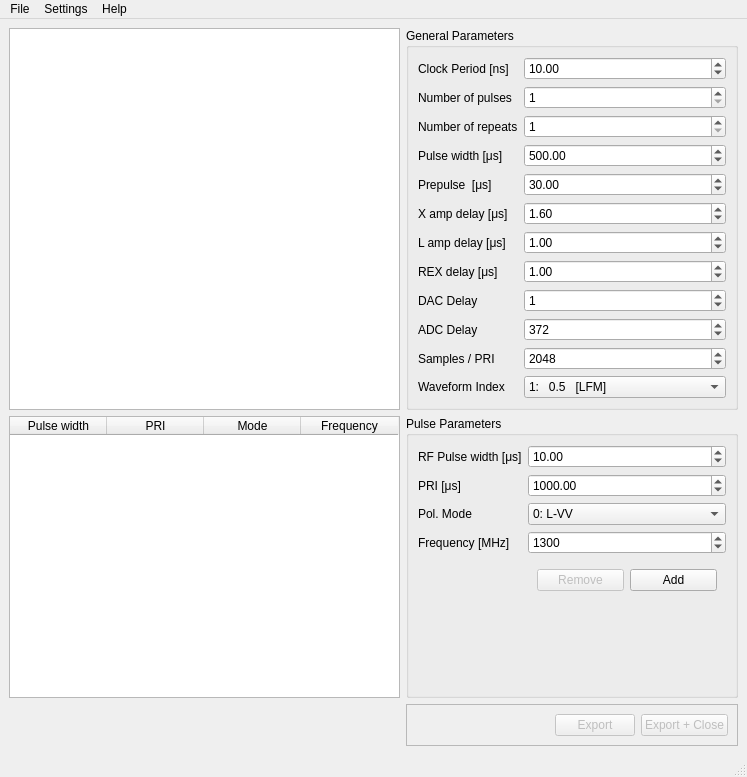
Before: the Qt Designer form creator_gui.ui in nextrad/tcu_software, drawn with Qt 5.
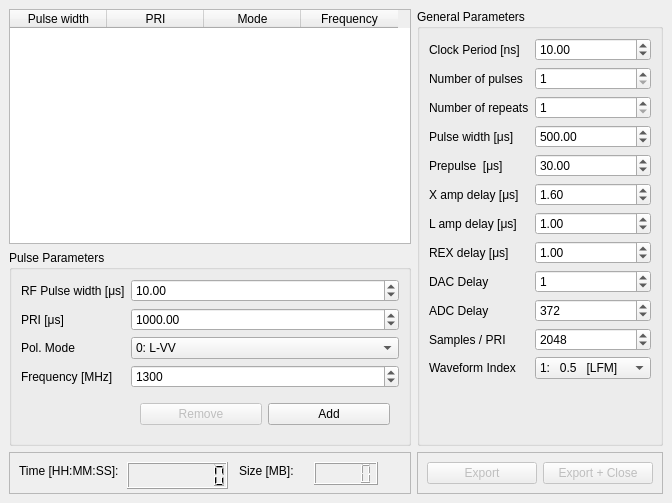
After: the same form once the commit is applied.

Commit message: add experiment metadata

```diff
--- a/creator_gui.ui
+++ b/creator_gui.ui
@@ -6,8 +6,8 @@
    <rect>
     <x>0</x>
     <y>0</y>
-    <width>747</width>
-    <height>777</height>
+    <width>672</width>
+    <height>503</height>
    </rect>
   </property>
   <property name="windowTitle">
@@ -18,25 +18,217 @@
   </property>
   <widget class="QWidget" name="centralwidget">
    <layout class="QGridLayout" name="gridLayout">
+    <item row="3" column="1">
+     <widget class="QFrame" name="frame">
+      <property name="frameShape">
+       <enum>QFrame::StyledPanel</enum>
+      </property>
+      <property name="frameShadow">
+       <enum>QFrame::Raised</enum>
+      </property>
+      <layout class="QHBoxLayout" name="horizontalLayout">
+       <item>
+        <widget class="QPushButton" name="button_export">
+         <property name="enabled">
+          <bool>false</bool>
+         </property>
+         <property name="text">
+          <string>Export</string>
+         </property>
+        </widget>
+       </item>
+       <item>
+        <widget class="QPushButton" name="button_export_close">
+         <property name="enabled">
+          <bool>false</bool>
+         </property>
+         <property name="text">
+          <string>Export + Close</string>
+         </property>
+        </widget>
+       </item>
+      </layout>
+     </widget>
+    </item>
     <item row="0" column="0">
-     <widget class="QTextBrowser" name="text_info">
-      <property name="font">
-       <font>
-        <family>Courier 10 Pitch</family>
-       </font>
+     <widget class="QTableWidget" name="table_pulse_params">
+      <property name="minimumSize">
+       <size>
+        <width>391</width>
+        <height>61</height>
+       </size>
       </property>
-      <property name="html">
-       <string>&lt;!DOCTYPE HTML PUBLIC &quot;-//W3C//DTD HTML 4.0//EN&quot; &quot;http://www.w3.org/TR/REC-html40/strict.dtd&quot;&gt;
-&lt;html&gt;&lt;head&gt;&lt;meta name=&quot;qrichtext&quot; content=&quot;1&quot; /&gt;&lt;style type=&quot;text/css&quot;&gt;
-p, li { white-space: pre-wrap; }
-&lt;/style&gt;&lt;/head&gt;&lt;body style=&quot; font-family:'Courier 10 Pitch'; font-size:9pt; font-weight:400; font-style:normal;&quot;&gt;
-&lt;p style=&quot;-qt-paragraph-type:empty; margin-top:0px; margin-bottom:0px; margin-left:0px; margin-right:0px; -qt-block-indent:0; text-indent:0px;&quot;&gt;&lt;br /&gt;&lt;/p&gt;
-&lt;p style=&quot;-qt-paragraph-type:empty; margin-top:0px; margin-bottom:0px; margin-left:0px; margin-right:0px; -qt-block-indent:0; text-indent:0px;&quot;&gt;&lt;br /&gt;&lt;/p&gt;
-&lt;p style=&quot;-qt-paragraph-type:empty; margin-top:0px; margin-bottom:0px; margin-left:0px; margin-right:0px; -qt-block-indent:0; text-indent:0px;&quot;&gt;&lt;br /&gt;&lt;/p&gt;&lt;/body&gt;&lt;/html&gt;</string>
+      <property name="autoScroll">
+       <bool>true</bool>
       </property>
+      <property name="editTriggers">
+       <set>QAbstractItemView::NoEditTriggers</set>
+      </property>
+      <property name="selectionMode">
+       <enum>QAbstractItemView::SingleSelection</enum>
+      </property>
+      <property name="selectionBehavior">
+       <enum>QAbstractItemView::SelectRows</enum>
+      </property>
+      <attribute name="horizontalHeaderDefaultSectionSize">
+       <number>97</number>
+      </attribute>
+      <column>
+       <property name="text">
+        <string>Pulse width</string>
+       </property>
+      </column>
+      <column>
+       <property name="text">
+        <string>PRI</string>
+       </property>
+      </column>
+      <column>
+       <property name="text">
+        <string>Mode</string>
+       </property>
+      </column>
+      <column>
+       <property name="text">
+        <string>Frequency</string>
+       </property>
+      </column>
      </widget>
     </item>
-    <item row="0" column="1">
+    <item row="1" column="0">
+     <widget class="QGroupBox" name="groupBox">
+      <property name="title">
+       <string>Pulse Parameters</string>
+      </property>
+      <layout class="QFormLayout" name="formLayout">
+       <item row="0" column="0">
+        <widget class="QLabel" name="label_2">
+         <property name="text">
+          <string>RF Pulse width [μs]</string>
+         </property>
+        </widget>
+       </item>
+       <item row="0" column="1">
+        <widget class="QDoubleSpinBox" name="spin_rf_pulse_width">
+         <property name="singleStep">
+          <double>0.100000000000000</double>
+         </property>
+         <property name="value">
+          <double>10.000000000000000</double>
+         </property>
+        </widget>
+       </item>
+       <item row="1" column="0">
+        <widget class="QLabel" name="label_3">
+         <property name="text">
+          <string>PRI [μs]</string>
+         </property>
+        </widget>
+       </item>
+       <item row="1" column="1">
+        <widget class="QDoubleSpinBox" name="spin_pri">
+         <property name="maximum">
+          <double>9999999.990000000223517</double>
+         </property>
+         <property name="singleStep">
+          <double>0.100000000000000</double>
+         </property>
+         <property name="value">
+          <double>1000.000000000000000</double>
+         </property>
+        </widget>
+       </item>
+       <item row="2" column="0">
+        <widget class="QLabel" name="label_5">
+         <property name="text">
+          <string>Pol. Mode</string>
+         </property>
+        </widget>
+       </item>
+       <item row="2" column="1">
+        <widget class="QComboBox" name="combo_mode">
+         <item>
+          <property name="text">
+           <string>0: L-VV</string>
+          </property>
+         </item>
+         <item>
+          <property name="text">
+           <string>1: L-VH</string>
+          </property>
+         </item>
+         <item>
+          <property name="text">
+           <string>2: L-HV</string>
+          </property>
+         </item>
+         <item>
+          <property name="text">
+           <string>3: L-HH</string>
+          </property>
+         </item>
+         <item>
+          <property name="text">
+           <string>4: X-HV/H</string>
+          </property>
+         </item>
+         <item>
+          <property name="text">
+           <string>5: X-VV/H</string>
+          </property>
+         </item>
+        </widget>
+       </item>
+       <item row="3" column="0">
+        <widget class="QLabel" name="label_4">
+         <property name="text">
+          <string>Frequency [MHz]</string>
+         </property>
+        </widget>
+       </item>
+       <item row="3" column="1">
+        <widget class="QDoubleSpinBox" name="spin_frequency">
+         <property name="decimals">
+          <number>0</number>
+         </property>
+         <property name="maximum">
+          <double>10000.000000000000000</double>
+         </property>
+         <property name="singleStep">
+          <double>1.000000000000000</double>
+         </property>
+         <property name="value">
+          <double>1300.000000000000000</double>
+         </property>
+        </widget>
+       </item>
+       <item row="4" column="1">
+        <widget class="QWidget" name="widget" native="true">
+         <layout class="QHBoxLayout" name="horizontalLayout_2">
+          <item>
+           <widget class="QPushButton" name="button_remove_pulse">
+            <property name="enabled">
+             <bool>false</bool>
+            </property>
+            <property name="text">
+             <string>Remove</string>
+            </property>
+           </widget>
+          </item>
+          <item>
+           <widget class="QPushButton" name="button_add_pulse">
+            <property name="text">
+             <string>Add</string>
+            </property>
+           </widget>
+          </item>
+         </layout>
+        </widget>
+       </item>
+      </layout>
+     </widget>
+    </item>
+    <item row="0" column="1" rowspan="2">
      <widget class="QGroupBox" name="groupBox_2">
       <property name="title">
        <string>General Parameters</string>
@@ -319,268 +511,67 @@
       </layout>
      </widget>
     </item>
-    <item row="1" column="0">
-     <widget class="QTableWidget" name="table_pulse_params">
-      <property name="minimumSize">
-       <size>
-        <width>391</width>
-        <height>61</height>
-       </size>
-      </property>
-      <property name="autoScroll">
-       <bool>true</bool>
-      </property>
-      <property name="editTriggers">
-       <set>QAbstractItemView::NoEditTriggers</set>
-      </property>
-      <property name="selectionMode">
-       <enum>QAbstractItemView::SingleSelection</enum>
-      </property>
-      <property name="selectionBehavior">
-       <enum>QAbstractItemView::SelectRows</enum>
-      </property>
-      <attribute name="horizontalHeaderDefaultSectionSize">
-       <number>97</number>
-      </attribute>
-      <column>
-       <property name="text">
-        <string>Pulse width</string>
-       </property>
-      </column>
-      <column>
-       <property name="text">
-        <string>PRI</string>
-       </property>
-      </column>
-      <column>
-       <property name="text">
-        <string>Mode</string>
-       </property>
-      </column>
-      <column>
-       <property name="text">
-        <string>Frequency</string>
-       </property>
-      </column>
-     </widget>
-    </item>
-    <item row="1" column="1">
-     <widget class="QGroupBox" name="groupBox">
-      <property name="title">
-       <string>Pulse Parameters</string>
-      </property>
-      <layout class="QFormLayout" name="formLayout">
-       <item row="0" column="0">
-        <widget class="QLabel" name="label_2">
-         <property name="text">
-          <string>RF Pulse width [μs]</string>
-         </property>
-        </widget>
-       </item>
-       <item row="0" column="1">
-        <widget class="QDoubleSpinBox" name="spin_rf_pulse_width">
-         <property name="singleStep">
-          <double>0.100000000000000</double>
-         </property>
-         <property name="value">
-          <double>10.000000000000000</double>
-         </property>
-        </widget>
-       </item>
-       <item row="1" column="0">
-        <widget class="QLabel" name="label_3">
-         <property name="text">
-          <string>PRI [μs]</string>
-         </property>
-        </widget>
-       </item>
-       <item row="1" column="1">
-        <widget class="QDoubleSpinBox" name="spin_pri">
-         <property name="maximum">
-          <double>9999999.990000000223517</double>
-         </property>
-         <property name="singleStep">
-          <double>0.100000000000000</double>
-         </property>
-         <property name="value">
-          <double>1000.000000000000000</double>
-         </property>
-        </widget>
-       </item>
-       <item row="2" column="0">
-        <widget class="QLabel" name="label_5">
-         <property name="text">
-          <string>Pol. Mode</string>
-         </property>
-        </widget>
-       </item>
-       <item row="2" column="1">
-        <widget class="QComboBox" name="combo_mode">
-         <item>
-          <property name="text">
-           <string>0: L-VV</string>
-          </property>
-         </item>
-         <item>
-          <property name="text">
-           <string>1: L-VH</string>
-          </property>
-         </item>
-         <item>
-          <property name="text">
-           <string>2: L-HV</string>
-          </property>
-         </item>
-         <item>
-          <property name="text">
-           <string>3: L-HH</string>
-          </property>
-         </item>
-         <item>
-          <property name="text">
-           <string>4: X-HV/H</string>
-          </property>
-         </item>
-         <item>
-          <property name="text">
-           <string>5: X-VV/H</string>
-          </property>
-         </item>
-        </widget>
-       </item>
-       <item row="3" column="0">
-        <widget class="QLabel" name="label_4">
-         <property name="text">
-          <string>Frequency [MHz]</string>
-         </property>
-        </widget>
-       </item>
-       <item row="3" column="1">
-        <widget class="QDoubleSpinBox" name="spin_frequency">
-         <property name="decimals">
-          <number>0</number>
-         </property>
-         <property name="maximum">
-          <double>10000.000000000000000</double>
-         </property>
-         <property name="singleStep">
-          <double>1.000000000000000</double>
-         </property>
-         <property name="value">
-          <double>1300.000000000000000</double>
-         </property>
-        </widget>
-       </item>
-       <item row="4" column="1">
-        <widget class="QWidget" name="widget" native="true">
-         <layout class="QHBoxLayout" name="horizontalLayout_2">
-          <item>
-           <widget class="QPushButton" name="button_remove_pulse">
-            <property name="enabled">
-             <bool>false</bool>
-            </property>
-            <property name="text">
-             <string>Remove</string>
-            </property>
-           </widget>
-          </item>
-          <item>
-           <widget class="QPushButton" name="button_add_pulse">
-            <property name="text">
-             <string>Add</string>
-            </property>
-           </widget>
-          </item>
-         </layout>
-        </widget>
-       </item>
-      </layout>
-     </widget>
-    </item>
-    <item row="2" column="1">
-     <widget class="QFrame" name="frame">
+    <item row="3" column="0">
+     <widget class="QFrame" name="frame_2">
       <property name="frameShape">
        <enum>QFrame::StyledPanel</enum>
       </property>
       <property name="frameShadow">
        <enum>QFrame::Raised</enum>
       </property>
-      <layout class="QHBoxLayout" name="horizontalLayout">
-       <item>
-        <spacer name="horizontalSpacer">
-         <property name="orientation">
-          <enum>Qt::Horizontal</enum>
-         </property>
-         <property name="sizeHint" stdset="0">
-          <size>
-           <width>118</width>
-           <height>20</height>
-          </size>
-         </property>
-        </spacer>
-       </item>
-       <item>
-        <widget class="QPushButton" name="button_export">
-         <property name="enabled">
-          <bool>false</bool>
-         </property>
-         <property name="text">
-          <string>Export</string>
-         </property>
-        </widget>
-       </item>
-       <item>
-        <widget class="QPushButton" name="button_export_close">
-         <property name="enabled">
-          <bool>false</bool>
-         </property>
-         <property name="text">
-          <string>Export + Close</string>
-         </property>
-        </widget>
-       </item>
-      </layout>
+      <widget class="QLabel" name="label_17">
+       <property name="geometry">
+        <rect>
+         <x>10</x>
+         <y>10</y>
+         <width>102</width>
+         <height>17</height>
+        </rect>
+       </property>
+       <property name="text">
+        <string>Time [HH:MM:SS]:</string>
+       </property>
+      </widget>
+      <widget class="QLCDNumber" name="lcdNumber_time">
+       <property name="geometry">
+        <rect>
+         <x>118</x>
+         <y>10</y>
+         <width>101</width>
+         <height>27</height>
+        </rect>
+       </property>
+       <property name="digitCount">
+        <number>8</number>
+       </property>
+      </widget>
+      <widget class="QLabel" name="label_18">
+       <property name="geometry">
+        <rect>
+         <x>230</x>
+         <y>10</y>
+         <width>55</width>
+         <height>17</height>
+        </rect>
+       </property>
+       <property name="text">
+        <string>Size [MB]:</string>
+       </property>
+      </widget>
+      <widget class="QLCDNumber" name="lcdNumber_size">
+       <property name="geometry">
+        <rect>
+         <x>305</x>
+         <y>10</y>
+         <width>64</width>
+         <height>23</height>
+        </rect>
+       </property>
+      </widget>
      </widget>
     </item>
    </layout>
   </widget>
-  <widget class="QMenuBar" name="menubar">
-   <property name="geometry">
-    <rect>
-     <x>0</x>
-     <y>0</y>
-     <width>747</width>
-     <height>27</height>
-    </rect>
-   </property>
-   <widget class="QMenu" name="menuFile">
-    <property name="title">
-     <string>File</string>
-    </property>
-    <addaction name="actionNew"/>
-    <addaction name="actionOpen"/>
-    <addaction name="separator"/>
-    <addaction name="actionExport"/>
-    <addaction name="separator"/>
-    <addaction name="actionQuit"/>
-   </widget>
-   <widget class="QMenu" name="menuHelp">
-    <property name="title">
-     <string>Help</string>
-    </property>
-    <addaction name="actionAbout"/>
-   </widget>
-   <widget class="QMenu" name="menuSettings">
-    <property name="title">
-     <string>Settings</string>
-    </property>
-    <addaction name="actionPreferences"/>
-   </widget>
-   <addaction name="menuFile"/>
-   <addaction name="menuSettings"/>
-   <addaction name="menuHelp"/>
-  </widget>
-  <widget class="QStatusBar" name="statusbar"/>
   <action name="actionOpen">
    <property name="text">
     <string>Open...</string>
```
Left out of the diff: 2 changed lines with no effect on the pictures. The commit also changes 2 other files.
